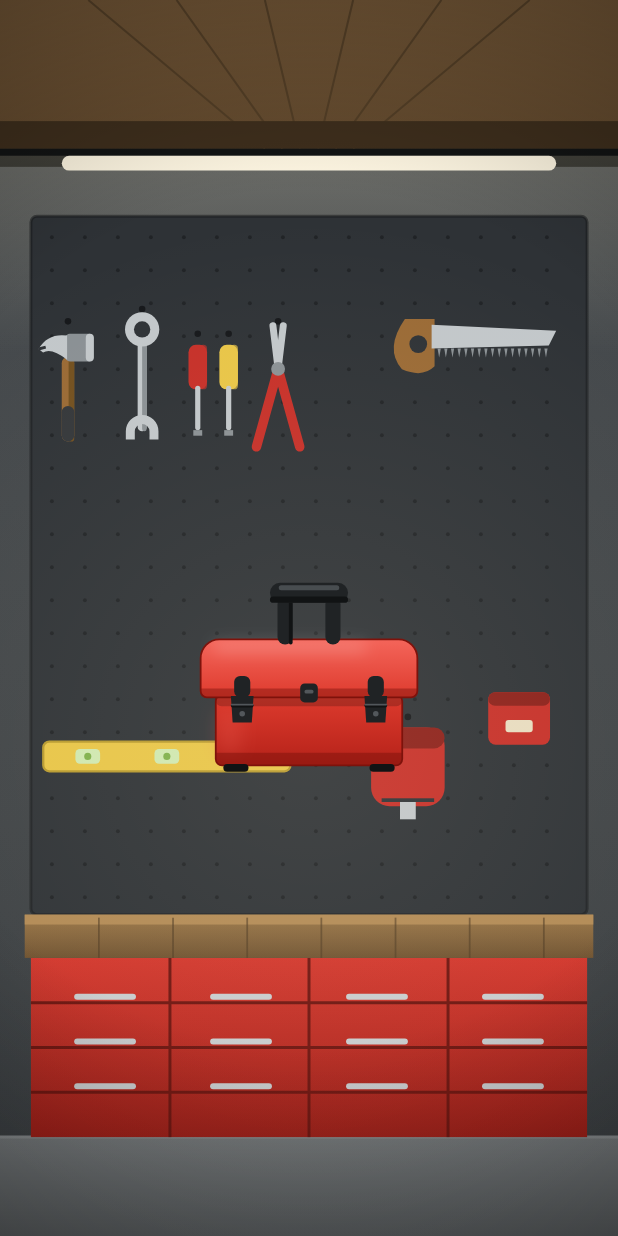
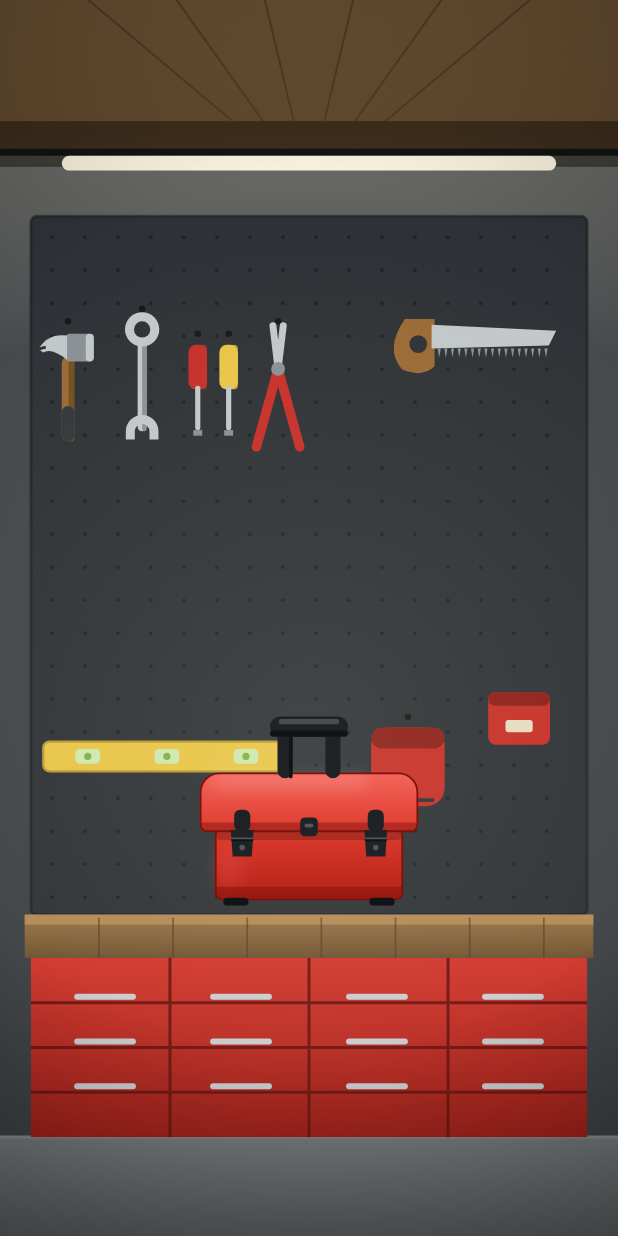
Before and after one commit to yeisondev001/Tarea5, a Flutter app: the first screen one second after launch, on a phone screen of 412 x 824 dp. Run offline on Flutter 3.47's test engine with Material 3 defaults, Android fonts, the phone set to English and light mode, and no system bars; our stand-ins replace audioplayers, google_fonts.

Commit message:
fix: caida de la caja mas lenta (1.2s -> 2.2s) y apertura de tapa 600ms -> 750ms

```diff
--- a/toolbox_app/lib/screens/home_screen.dart
+++ b/toolbox_app/lib/screens/home_screen.dart
@@ -52,10 +52,10 @@ class _HomeScreenState extends State<HomeScreen> with TickerProviderStateMixin {
   @override
   void initState() {
     super.initState();
-    _fall = AnimationController(vsync: this, duration: const Duration(milliseconds: 1200));
+    _fall = AnimationController(vsync: this, duration: const Duration(milliseconds: 2200));
     _fallAnim = Tween<double>(begin: 1, end: 0)
         .animate(CurvedAnimation(parent: _fall, curve: Curves.bounceOut));
-    _open = AnimationController(vsync: this, duration: const Duration(milliseconds: 600));
+    _open = AnimationController(vsync: this, duration: const Duration(milliseconds: 750));
     _lidAnim = CurvedAnimation(parent: _open, curve: Curves.easeOutBack);
     _belt = AnimationController(vsync: this, duration: const Duration(milliseconds: 950));
     _dock = AnimationController(vsync: this, duration: const Duration(milliseconds: 700));
```
